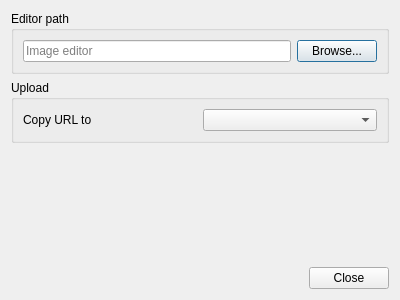
Before: the Qt Designer form forms/settings.ui in veeti/vendace, drawn with Qt 5.
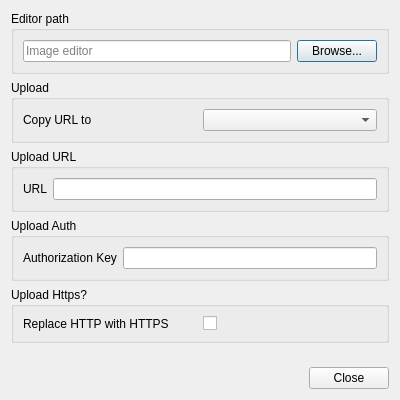
After: the same form once the commit is applied.

Commit message:
Implemented basic functionality to let the user choose where to upload her files.
Custom HTTP endpoint and authenication credentials can be set, as well
as if the client should replace "http" with "https".

The settings dialog still looks a bit ugly and should be fixed.

Diff of the .ui file:
```diff
--- a/forms/settings.ui
+++ b/forms/settings.ui
@@ -7,7 +7,7 @@
     <x>0</x>
     <y>0</y>
     <width>400</width>
-    <height>300</height>
+    <height>400</height>
    </rect>
   </property>
   <property name="minimumSize">
@@ -72,6 +72,63 @@
        </layout>
       </widget>
      </item>
+     <item>
+      <widget class="QGroupBox" name="groupBox_3">
+       <property name="title">
+        <string>Upload URL</string>
+       </property>
+       <layout class="QHBoxLayout" name="horizontalLayout_6">
+        <item>
+         <widget class="QLabel" name="labelUrl">
+          <property name="text">
+           <string>URL</string>
+          </property>
+         </widget>
+        </item>
+        <item>
+         <widget class="QLineEdit" name="uploadUrl"/>
+        </item>
+       </layout>
+      </widget>
+     </item>
+     <item>
+      <widget class="QGroupBox" name="groupBox_4">
+       <property name="title">
+        <string>Upload Auth</string>
+       </property>
+       <layout class="QHBoxLayout" name="horizontalLayout_7">
+        <item>
+         <widget class="QLabel" name="labelKey">
+          <property name="text">
+           <string>Authorization Key</string>
+          </property>
+         </widget>
+        </item>
+        <item>
+         <widget class="QLineEdit" name="uploadKey"/>
+        </item>
+       </layout>
+      </widget>
+     </item>
+     <item>
+      <widget class="QGroupBox" name="groupBox_5">
+       <property name="title">
+        <string>Upload Https?</string>
+       </property>
+       <layout class="QHBoxLayout" name="horizontalLayout_8">
+        <item>
+         <widget class="QLabel" name="labelKey">
+          <property name="text">
+           <string>Replace HTTP with HTTPS</string>
+          </property>
+         </widget>
+        </item>
+        <item>
+         <widget class="QCheckBox" name="uploadHttps"/>
+        </item>
+       </layout>
+      </widget>
+     </item>
      <item>
       <spacer name="verticalSpacer">
        <property name="orientation">
```
The commit also changes 6 other files.
